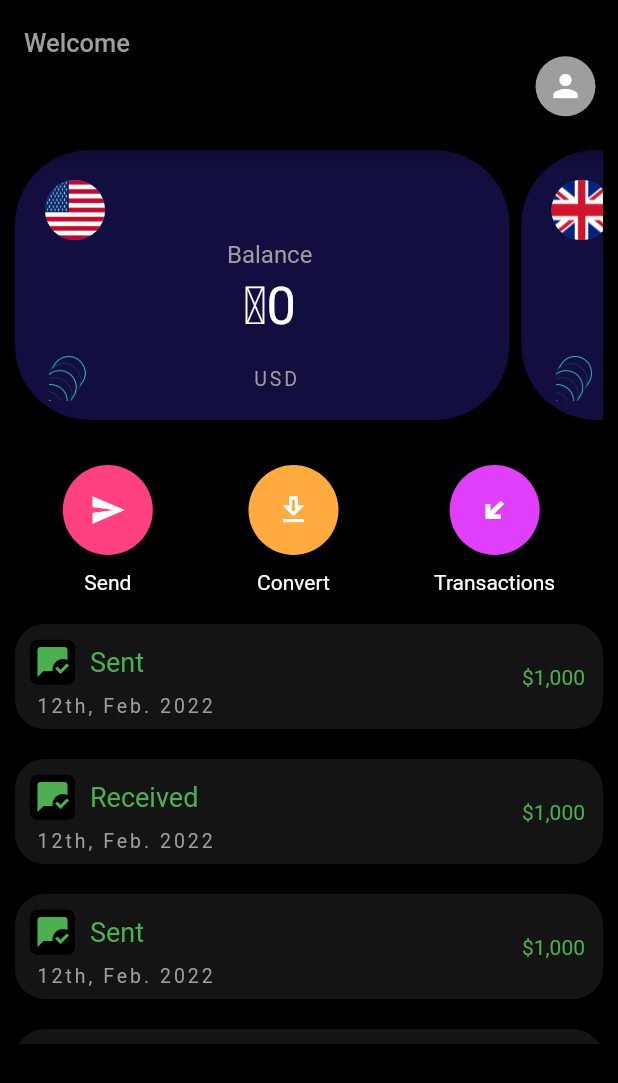
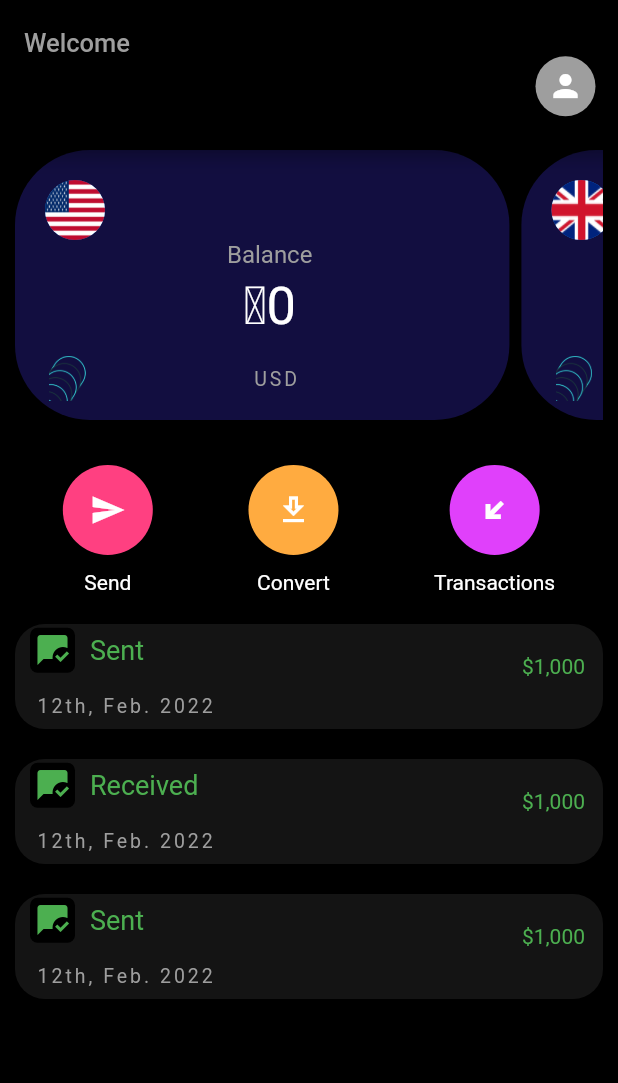
Before and after one commit to GreatGodson/FinTech, a Flutter app: the HomeScreen screen opened directly, on a phone screen of 412 x 824 dp. Shown: the top 1083 px of the screen. Run offline on Flutter 3.47's test engine with Material 2 defaults, Android fonts, the phone set to English and light mode, and no system bars; our stand-ins replace cloud_firestore, firebase_auth, firebase_core; accounts and stored records are empty.

Commit message:
⚡️ update: update android

```diff
--- a/lib/main.dart
+++ b/lib/main.dart
@@ -1,16 +1,17 @@
 import 'package:flutter/material.dart';
 
 import 'package:firebase_core/firebase_core.dart';
+
 import 'package:flutter/services.dart';
-
 import 'ui/screens/splash_screen.dart';
+import 'firebase_options.dart';
 
 void main() async {
   WidgetsFlutterBinding.ensureInitialized();
+  await Firebase.initializeApp(options: DefaultFirebaseOptions.currentPlatform);
   SystemChrome.setPreferredOrientations(
       [DeviceOrientation.portraitUp, DeviceOrientation.portraitDown]);
-  WidgetsFlutterBinding.ensureInitialized();
-  await Firebase.initializeApp();
+  // WidgetsFlutterBinding.ensureInitialized();
 
   runApp(const MyApp());
 }
--- a/lib/ui/screens/home_screen.dart
+++ b/lib/ui/screens/home_screen.dart
@@ -27,11 +27,11 @@ class _HomeScreenState extends State<HomeScreen> {
   void initState() {
     super.initState();
     // TODO: implement initState
-    // authentication.getFirstNameAlternatively;
     authentication.getCurrentUserEmail;
   }
 
   Widget build(BuildContext context) {
+    double height = MediaQuery.of(context).size.height;
     return Scaffold(
       appBar: AppBar(
         toolbarHeight: 100.0,
@@ -227,7 +227,7 @@ class _HomeScreenState extends State<HomeScreen> {
               ),
             ),
             SizedBox(
-              height: 300.0,
+              height: height / 3,
               child: ListView(
                 children: const [
                   TransactionRow(
@@ -265,7 +265,8 @@ class TransactionRow extends StatelessWidget {
         child: Column(
           mainAxisAlignment: MainAxisAlignment.center,
           children: [
-            Row(
+            Expanded(
+              child: Row(
                 //mainAxisAlignment: MainAxisAlignment.spaceBetween,
                 children: [
                   Container(
@@ -297,16 +298,21 @@ class TransactionRow extends StatelessWidget {
                   )
                 ],
               ),
-            Padding(
+            ),
+            Expanded(
+              child: Padding(
                 padding: const EdgeInsets.only(left: 4.0, top: 4.0),
                 child: Row(
                   children: const [
                     Text(
                       '12th, Feb. 2022',
                       style: TextStyle(
-                        color: Colors.grey, fontSize: 13.0, letterSpacing: 2.0),
+                          color: Colors.grey,
+                          fontSize: 13.0,
+                          letterSpacing: 2.0),
                     ),
                   ],
+                ),
               ),
             ),
           ],
```
Also changed, not shown: lib/firebase_options.dart (added), 5 other files. Lines whose indentation alone changed are shown as unchanged.
